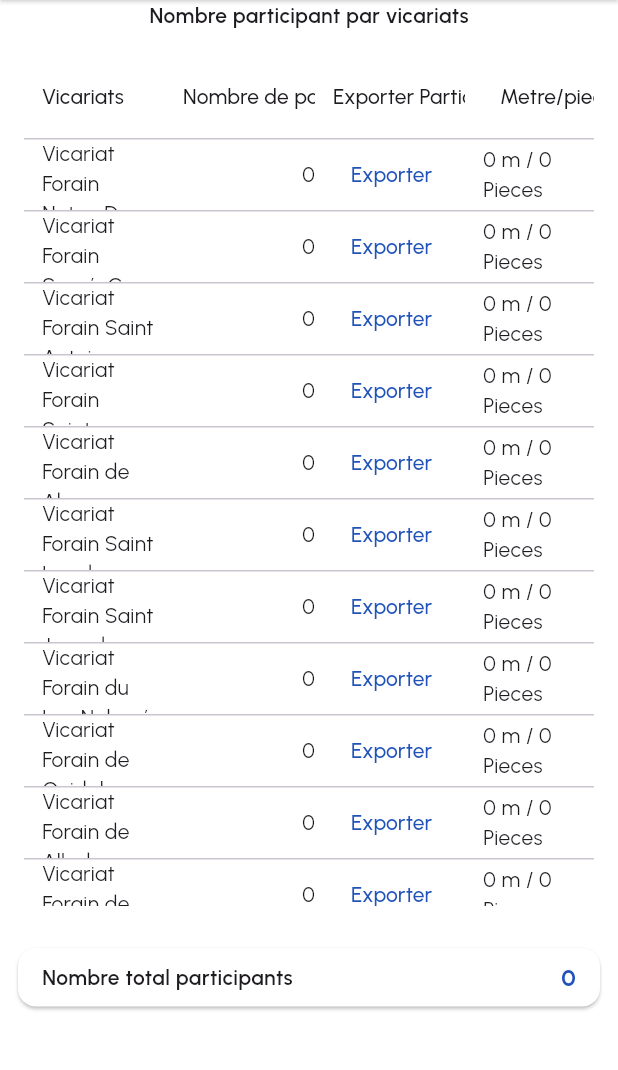
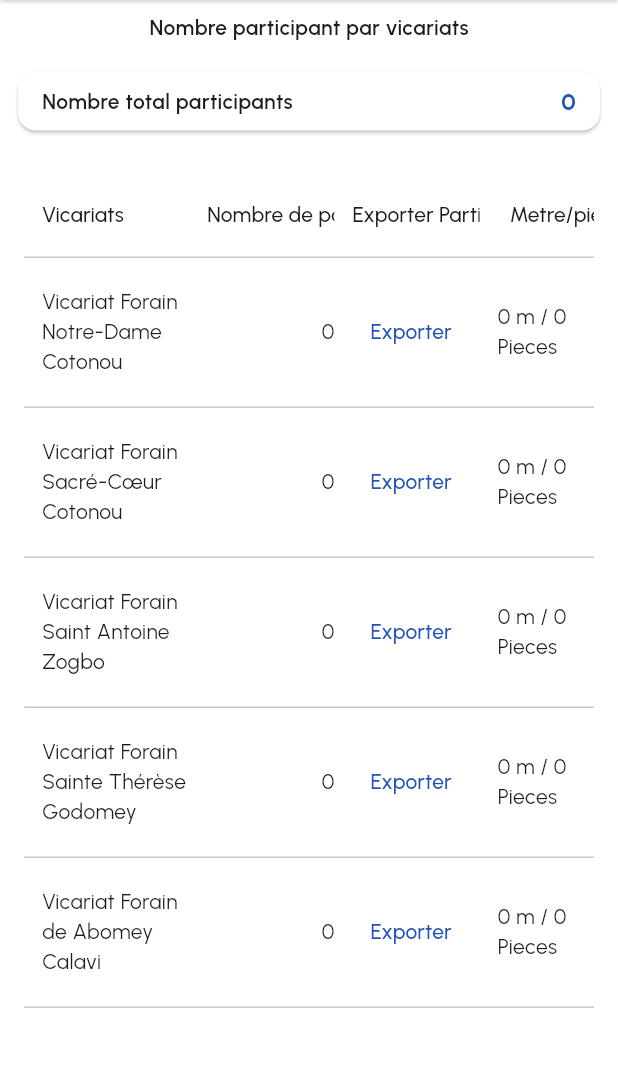
Before and after one commit to sylvere36/75ans.inscriptions, a Flutter app: the DashboardPage screen opened by its route, on a phone screen of 412 x 824 dp, the part 84-1154 px from its top. Run offline on Flutter 3.47's test engine with Material 3 defaults, Android fonts, the phone set to English and light mode, and no system bars; drawn by our look-alikes of data_table_2; our stand-ins replace auto_route, cloud_firestore, connectivity_plus, dartz, dio, email_validator and 13 more; missing offline and left inert: dart:html, excel, flavor; accounts and stored records are empty.

Commit message:
feat: MAJ

```diff
--- a/lib/src/presentation/dashboard/dashboard.dart
+++ b/lib/src/presentation/dashboard/dashboard.dart
@@ -90,11 +90,13 @@ class _DashboardPageState extends State<DashboardPage> {
                               stateAchatPagne.achatPagnes == null ||
                               stateAtelier.ateliers == null
                           ? Center(child: LoadingWidget())
-                          : Column(
+                          : SingleChildScrollView(
+                            child: Column(
                               children: [
                                 Padding(
                                   padding: const EdgeInsets.symmetric(
                                     horizontal: 8,
+                                    vertical: 8,
                                   ),
                                   child: Text(
                                     'Nombre participant par vicariats',
@@ -105,124 +107,6 @@ class _DashboardPageState extends State<DashboardPage> {
                                         tabletValue: 16,
                                       ),
                                       fontWeight: FontWeight.w600,
-                                  ),
-                                ),
-                              ),
-
-                              SizedBox(
-                                height: 600,
-                                child: Padding(
-                                  padding: const EdgeInsets.all(16),
-                                  child: DataTable2(
-                                    columnSpacing: 12,
-                                    horizontalMargin: 12,
-                                    minWidth: 600,
-                                    columns: [
-                                      DataColumn2(label: Text('Vicariats')),
-                                      DataColumn(
-                                        label: Text('Nombre de participant'),
-                                        numeric: true,
-                                      ),
-                                      DataColumn(
-                                        label: Text('Exporter Participant'),
-                                      ),
-                                      DataColumn(
-                                        label: Text('Metre/piece'),
-                                        numeric: true,
-                                      ),
-                                      DataColumn(
-                                        label: Text('Exporter Achat Pagne'),
-                                      ),
-                                      DataColumn(
-                                        label: Text('Exporter Enfant Atelier'),
-                                      ),
-                                    ],
-                                    rows:
-                                        groupDataByVicariat(
-                                              vicariats: state.vicariats!,
-                                              participants: state.participants!,
-                                              achatPagnes:
-                                                  stateAchatPagne.achatPagnes!,
-                                              ateliers: stateAtelier.ateliers!,
-                                            )
-                                            .map(
-                                              (val) => DataRow(
-                                                cells: [
-                                                  DataCell(
-                                                    Text(val['vicariat']),
-                                                  ),
-                                                  DataCell(
-                                                    Text(
-                                                      val['participants'].length
-                                                          .toString(),
-                                                    ),
-                                                  ),
-                                                  DataCell(
-                                                    TextButton(
-                                                      onPressed: (() {
-                                                        exportParticipant(
-                                                          vicariat:
-                                                              val['vicariat'],
-                                                          participants:
-                                                              val['participants'],
-                                                        );
-                                                      }),
-                                                      child: Text(
-                                                        'Exporter ',
-                                                        style: TextStyle(
-                                                          color:
-                                                              AppColors.primary,
-                                                        ),
-                                                      ),
-                                                    ),
-                                                  ),
-                                                  DataCell(
-                                                    Text(
-                                                      '${getTotalMetre(val['achatPagnes'] ?? [])} m / ${(getTotalMetre(val['achatPagnes'] ?? []) / 12).toInt()} Pieces',
-                                                    ),
-                                                  ),
-                                                  DataCell(
-                                                    TextButton(
-                                                      onPressed: (() {
-                                                        exportAchatPagne(
-                                                          vicariat:
-                                                              val['vicariat'],
-                                                          achatsPagnes:
-                                                              val['achatPagnes'],
-                                                        );
-                                                      }),
-                                                      child: Text(
-                                                        'Exporter(${val['achatPagnes']?.length ?? 0})',
-                                                        style: TextStyle(
-                                                          color:
-                                                              AppColors.primary,
-                                                        ),
-                                                      ),
-                                                    ),
-                                                  ),
-                                                  DataCell(
-                                                    TextButton(
-                                                      onPressed: (() {
-                                                        exportAtelier(
-                                                          vicariat:
-                                                              val['vicariat'],
-                                                          ateliers:
-                                                              val['ateliers'],
-                                                        );
-                                                      }),
-                                                      child: Text(
-                                                        'Exporter(${val['ateliers']?.length ?? 0})',
-                                                        style: TextStyle(
-                                                          color:
-                                                              AppColors.primary,
-                                                        ),
-                                                      ),
-                                                    ),
-                                                  ),
-                                                ],
-                                              ),
-                                            )
-                                            .toList(),
                                     ),
                                   ),
                                 ),
@@ -276,7 +160,139 @@ class _DashboardPageState extends State<DashboardPage> {
                                     ),
                                   ),
                                 ),
+
+                                SizedBox(
+                                  height: 600,
+                                  child: Padding(
+                                    padding: const EdgeInsets.all(16),
+                                    child: DataTable2(
+                                      columnSpacing: 12,
+                                      horizontalMargin: 12,
+                                      minWidth: 600,
+                                      dataRowHeight: 100,
+                                      columns: [
+                                        DataColumn2(
+                                          label: Text('Vicariats'),
+                                          size: ColumnSize.L,
+                                        ),
+                                        DataColumn(
+                                          label: Text('Nombre de participant'),
+                                          numeric: true,
+                                        ),
+                                        DataColumn(
+                                          label: Text('Exporter Participant'),
+                                        ),
+                                        DataColumn(
+                                          label: Text('Metre/piece'),
+                                          numeric: true,
+                                        ),
+                                        DataColumn(
+                                          label: Text('Exporter Achat Pagne'),
+                                        ),
+                                        DataColumn(
+                                          label: Text(
+                                            'Exporter Enfant Atelier',
+                                          ),
+                                        ),
                                       ],
+                                      rows:
+                                          groupDataByVicariat(
+                                                vicariats: state.vicariats!,
+                                                participants:
+                                                    state.participants!,
+                                                achatPagnes:
+                                                    stateAchatPagne
+                                                        .achatPagnes!,
+                                                ateliers:
+                                                    stateAtelier.ateliers!,
+                                              )
+                                              .map(
+                                                (val) => DataRow(
+                                                  cells: [
+                                                    DataCell(
+                                                      Text(val['vicariat']),
+                                                    ),
+                                                    DataCell(
+                                                      Text(
+                                                        val['participants']
+                                                            .length
+                                                            .toString(),
+                                                      ),
+                                                    ),
+                                                    DataCell(
+                                                      TextButton(
+                                                        onPressed: (() {
+                                                          exportParticipant(
+                                                            vicariat:
+                                                                val['vicariat'],
+                                                            participants:
+                                                                val['participants'],
+                                                          );
+                                                        }),
+                                                        child: Text(
+                                                          'Exporter ',
+                                                          style: TextStyle(
+                                                            color:
+                                                                AppColors
+                                                                    .primary,
+                                                          ),
+                                                        ),
+                                                      ),
+                                                    ),
+                                                    DataCell(
+                                                      Text(
+                                                        '${getTotalMetre(val['achatPagnes'] ?? [])} m / ${(getTotalMetre(val['achatPagnes'] ?? []) / 12).toInt()} Pieces',
+                                                      ),
+                                                    ),
+                                                    DataCell(
+                                                      TextButton(
+                                                        onPressed: (() {
+                                                          exportAchatPagne(
+                                                            vicariat:
+                                                                val['vicariat'],
+                                                            achatsPagnes:
+                                                                val['achatPagnes'],
+                                                          );
+                                                        }),
+                                                        child: Text(
+                                                          'Exporter(${val['achatPagnes']?.length ?? 0})',
+                                                          style: TextStyle(
+                                                            color:
+                                                                AppColors
+                                                                    .primary,
+                                                          ),
+                                                        ),
+                                                      ),
+                                                    ),
+                                                    DataCell(
+                                                      TextButton(
+                                                        onPressed: (() {
+                                                          exportAtelier(
+                                                            vicariat:
+                                                                val['vicariat'],
+                                                            ateliers:
+                                                                val['ateliers'],
+                                                          );
+                                                        }),
+                                                        child: Text(
+                                                          'Exporter(${val['ateliers']?.length ?? 0})',
+                                                          style: TextStyle(
+                                                            color:
+                                                                AppColors
+                                                                    .primary,
+                                                          ),
+                                                        ),
+                                                      ),
+                                                    ),
+                                                  ],
+                                                ),
+                                              )
+                                              .toList(),
+                                    ),
+                                  ),
+                                ),
+                              ],
+                            ),
                           ),
                 );
               },
```
Lines whose indentation alone changed are shown as unchanged.
